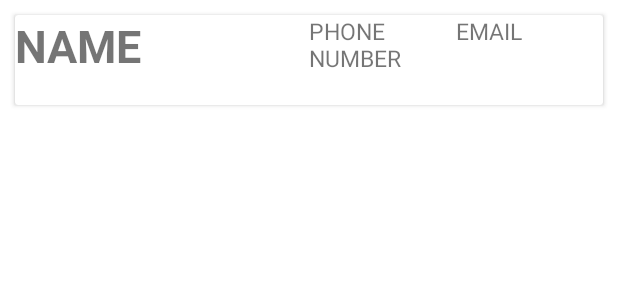
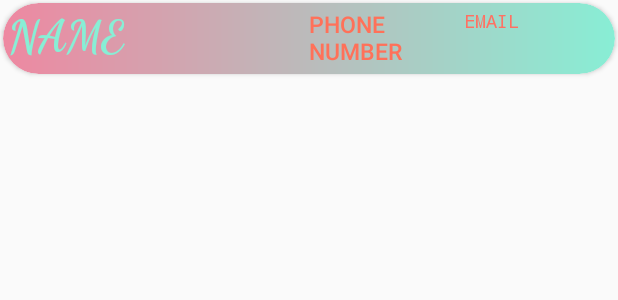
Before and after one commit to nihaltn18/MyApp, an Android app: the layout row.xml on its own in the app's theme, with its tools: preview values and no code run, on a phone screen of 412 x 824 dp. Shown: the top 300 px of the screen. Run offline under Robolectric (Android 15) with nearby library versions, the phone set to English and light mode, and no system bars.

Commit message:
initial changes

```diff
--- a/app/src/main/AndroidManifest.xml
+++ b/app/src/main/AndroidManifest.xml
@@ -9,9 +9,9 @@
         android:roundIcon="@mipmap/ic_launcher_round"
         android:supportsRtl="true"
         android:theme="@style/Theme.MyApp">
-        <activity android:name=".global"
-            android:parentActivityName=".homepage"
-            ></activity>
+        <activity
+            android:name=".global"
+            android:parentActivityName=".homepage" />
         <activity
             android:name=".myMessages"
             android:parentActivityName=".homepage" />
--- /dev/null
+++ b/app/src/main/res/drawable/button_bg.xml
@@ -0,0 +1,5 @@
+<?xml version="1.0" encoding="utf-8"?>
+<shape xmlns:android="http://schemas.android.com/apk/res/android">
+    <gradient android:startColor="#fa5151" android:endColor="#71c4fc"/>
+    <corners android:radius="1000dp"/>
+</shape>
--- /dev/null
+++ b/app/src/main/res/drawable/messagebg.xml
@@ -0,0 +1,6 @@
+<?xml version="1.0" encoding="utf-8"?>
+<shape xmlns:android="http://schemas.android.com/apk/res/android" android:shape="rectangle">
+    <gradient android:startColor="#3c96ff" android:endColor="#9731de" android:centerColor="#f74d8a"/>
+    <corners android:radius="25dp"/>
+
+</shape>
--- /dev/null
+++ b/app/src/main/res/drawable/row_bg.xml
@@ -0,0 +1,7 @@
+<?xml version="1.0" encoding="utf-8"?>
+<shape xmlns:android="http://schemas.android.com/apk/res/android"
+    android:shape="rectangle" android:padding="10dp" >
+    <gradient android:endColor="#88eed5" android:startColor="#ee88a1"/>
+    <stroke android:color="#ee88a1"/>
+    <corners android:radius="25dp"/>
+</shape>
--- a/app/src/main/res/layout/row.xml
+++ b/app/src/main/res/layout/row.xml
@@ -1,20 +1,27 @@
 <?xml version="1.0" encoding="utf-8"?>
 <androidx.cardview.widget.CardView xmlns:android="http://schemas.android.com/apk/res/android"
+    xmlns:app="http://schemas.android.com/apk/res-auto"
     android:layout_width="match_parent"
-    android:layout_height="60dp"
-    android:layout_margin="10dp">
+    android:layout_height="47dp"
+    android:layout_margin="2dp"
+    android:background="@drawable/row_bg"
+    app:cardCornerRadius="25dp">
 
     <LinearLayout
         android:layout_width="match_parent"
         android:layout_height="match_parent"
+        android:background="@drawable/row_bg"
         android:orientation="horizontal">
 
         <TextView
             android:id="@+id/name"
             android:layout_width="0dp"
             android:layout_height="match_parent"
+            android:layout_margin="3dp"
             android:layout_weight="2"
+            android:fontFamily="cursive"
             android:text="@string/name"
+            android:textColor="#88eed5"
             android:textSize="30sp"
             android:textStyle="bold" />
 
@@ -22,16 +29,22 @@
             android:id="@+id/phoneno"
             android:layout_width="0dp"
             android:layout_height="match_parent"
+            android:layout_margin="3dp"
             android:layout_weight="1"
+            android:fontFamily="sans-serif-medium"
             android:text="@string/phoneno"
+            android:textColor="#ff7159"
             android:textSize="15sp" />
 
         <TextView
             android:id="@+id/email"
             android:layout_width="0dp"
             android:layout_height="match_parent"
+            android:layout_margin="3dp"
             android:layout_weight="1"
+            android:fontFamily="monospace"
             android:text="@string/email"
-            android:textSize="15sp" />
+            android:textColor="#ff7163"
+            android:textSize="12sp" />
     </LinearLayout>
 </androidx.cardview.widget.CardView>
--- a/app/src/main/res/values-night/themes.xml
+++ b/app/src/main/res/values-night/themes.xml
@@ -1,6 +1,6 @@
 <resources xmlns:tools="http://schemas.android.com/tools">
     <!-- Base application theme. -->
-    <style name="Theme.MyApp" parent="Theme.MaterialComponents.DayNight.DarkActionBar">
+    <style name="Theme.MyApp" parent="Theme.MaterialComponents.DayNight.DarkActionBar.Bridge">
         <!-- Primary brand color. -->
         <item name="colorPrimary">@color/purple_200</item>
         <item name="colorPrimaryVariant">@color/purple_700</item>
--- a/app/src/main/res/values/strings.xml
+++ b/app/src/main/res/values/strings.xml
@@ -23,4 +23,6 @@
     </array>
     <string name="mYthings">MY MESSAGES</string>
     <string name="global">GLOBAL</string>
+    <string name="app_label">myApp</string>
+    <string name="search_hint">search</string>
 </resources>
--- a/app/src/main/res/values/themes.xml
+++ b/app/src/main/res/values/themes.xml
@@ -1,6 +1,6 @@
 <resources xmlns:tools="http://schemas.android.com/tools">
     <!-- Base application theme. -->
-    <style name="Theme.MyApp" parent="Theme.MaterialComponents.DayNight.DarkActionBar">
+    <style name="Theme.MyApp" parent="Theme.MaterialComponents.DayNight.DarkActionBar.Bridge">
         <!-- Primary brand color. -->
         <item name="colorPrimary">@color/purple_500</item>
         <item name="colorPrimaryVariant">@color/purple_700</item>
```
Also changed, not shown: app/src/main/java/com/example/myapp/Adapter.java (+60 -3 lines), app/src/main/java/com/example/myapp/homepage.java (+22 -0 lines), app/src/main/res/drawable/ic_baseline_search_24.xml (added, +10 -0 lines), app/src/main/res/layout/activity_homepage.xml (+7 -0 lines), app/src/main/res/layout/singlemessage.xml (+11 -5 lines), app/src/main/res/menu/main_menu.xml (added, +9 -0 lines).
